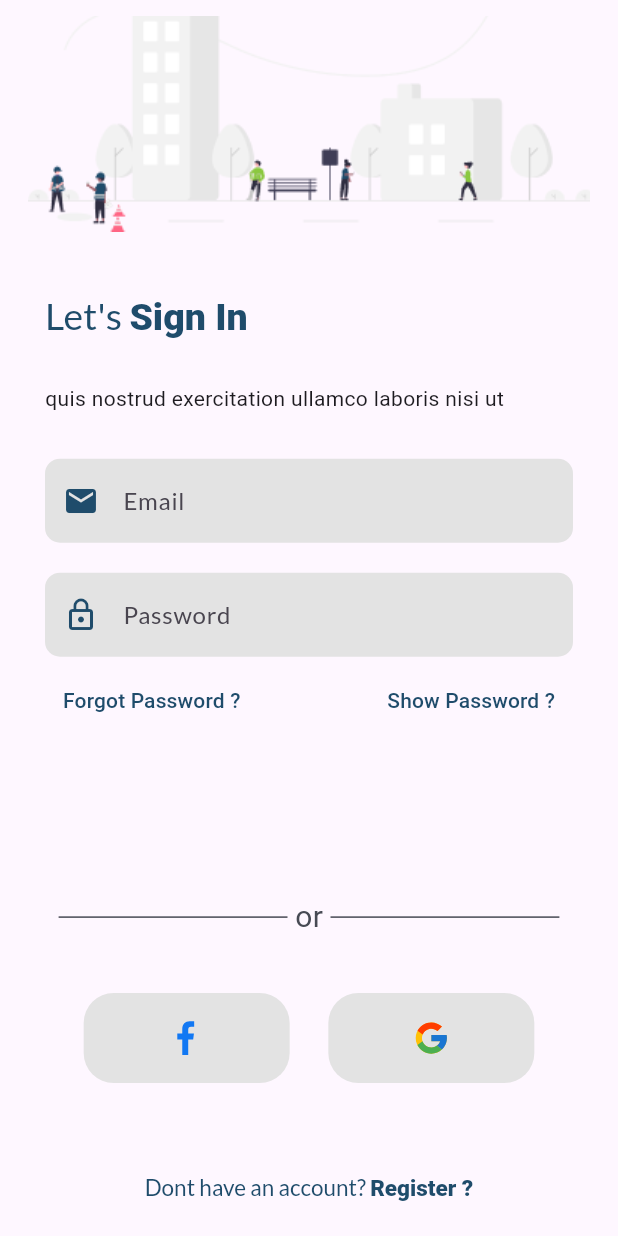
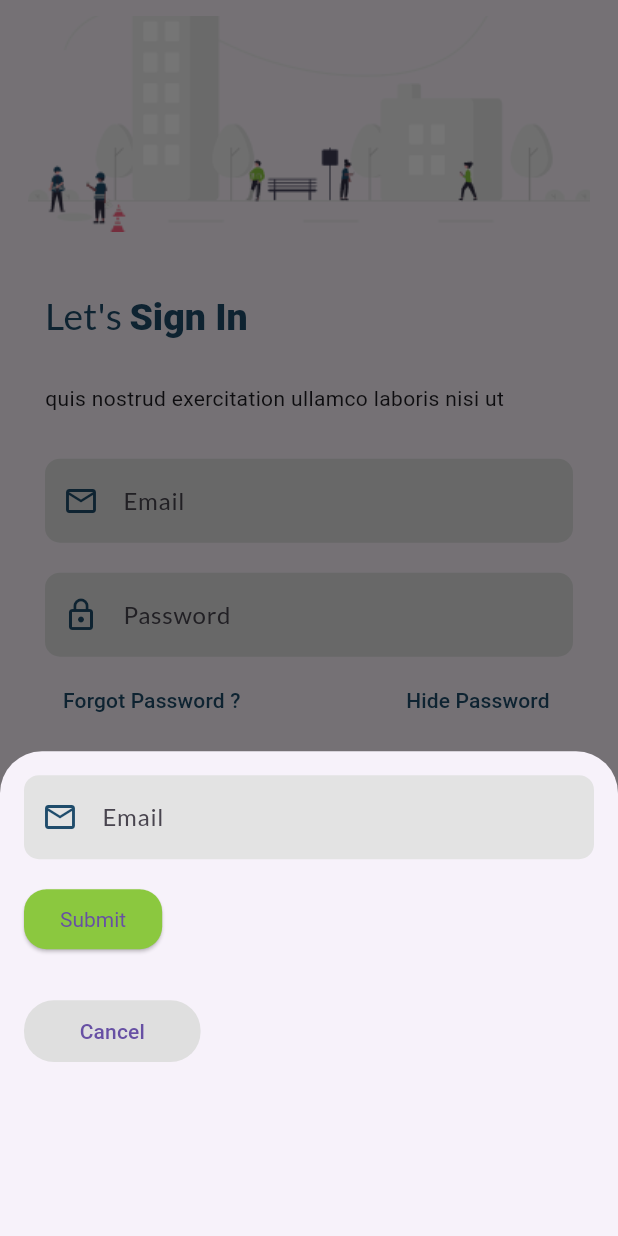
Before and after one commit to takundaKatombo/real_estate, a Flutter app: the LoginEmail screen opened directly, after a tap on "Forgot Password ?", on a phone screen of 412 x 824 dp. Run offline on Flutter 3.47's test engine with Material 3 defaults, Android fonts, the phone set to English and light mode, and no system bars; our stand-ins replace bloc, flutter_svg.

Commit message:
signup screen, forgot password and other screens adjustments

```diff
--- /dev/null
+++ b/lib/bloc/auth/auth_event.dart
@@ -0,0 +1,4 @@
+part of 'auth_bloc.dart';
+
+@immutable
+sealed class AuthEvent {}
--- /dev/null
+++ b/lib/bloc/auth/auth_state.dart
@@ -0,0 +1,6 @@
+part of 'auth_bloc.dart';
+
+@immutable
+sealed class AuthState {}
+
+final class AuthInitial extends AuthState {}
--- a/lib/ui/screens/auth/login_email.dart
+++ b/lib/ui/screens/auth/login_email.dart
@@ -1,6 +1,8 @@
+import 'package:flutter/gestures.dart';
 import 'package:flutter/material.dart';
 import 'package:flutter_svg/svg.dart';
 import 'package:real_estate/ui/common/ui_helpers.dart';
+import 'package:real_estate/ui/screens/auth/register_screen.dart';
 
 import '../../common/app_colors.dart';
 
@@ -12,6 +14,8 @@ class LoginEmail extends StatefulWidget {
 }
 
 class _LoginEmailState extends State<LoginEmail> {
+  bool _showPassword = false;
+
   @override
   Widget build(BuildContext context) {
     return Scaffold(
@@ -57,7 +61,7 @@ class _LoginEmailState extends State<LoginEmail> {
                   decoration: InputDecoration(
                       hintText: "Email",
                       hintStyle: TextStyle(fontFamily: "Lato"),
-                      prefixIcon: Icon(Icons.email),
+                      prefixIcon: Icon(Icons.email_outlined),
                       prefixIconColor: kcPrimaryBlueColor,
                       filled: true,
                       border: OutlineInputBorder(
@@ -70,7 +74,7 @@ class _LoginEmailState extends State<LoginEmail> {
                   height: 20,
                 ),
                 TextFormField(
-                  obscureText: true,
+                  obscureText: _showPassword,
                   decoration: InputDecoration(
                       hintText: "Password",
                       hintStyle: TextStyle(fontFamily: "Lato"),
@@ -91,16 +95,26 @@ class _LoginEmailState extends State<LoginEmail> {
                   mainAxisAlignment: MainAxisAlignment.spaceBetween,
                   children: [
                     TextButton(
-                      onPressed: () {},
+                      onPressed: () {
+                        showModalBottomSheet(
+                          context: context,
+                          builder: (context) {
+                            return ForgotPasswordBottomSheet();
+                          },
+                        );
+                      },
                       child: Text(
                         "Forgot Password ?",
                         style: TextStyle(color: kcPrimaryBlueColor),
                       ),
                     ),
                     TextButton(
-                      onPressed: () {},
+                      onPressed: () {
+                        _showPassword = !_showPassword;
+                        setState(() {});
+                      },
                       child: Text(
-                        "Show Password ?",
+                        _showPassword ? "Show Password " : "Hide Password ",
                         style: TextStyle(color: kcPrimaryBlueColor),
                       ),
                     ),
@@ -167,9 +181,9 @@ class _LoginEmailState extends State<LoginEmail> {
                           borderRadius: BorderRadius.circular(20),
                           color: kcVeryLightGrey),
                       child: Center(
-                          child:
-                              SvgPicture.asset("assets/images/googleicon.svg"),
-                        ))
+                        child: SvgPicture.asset("assets/images/googleicon.svg"),
+                      ),
+                    ),
                   ],
                 ),
                 // Spacer(),
@@ -185,10 +199,18 @@ class _LoginEmailState extends State<LoginEmail> {
                           fontSize: 15,
                           // fontWeight: FontWeight.bold,
                           color: kcPrimaryBlueColor),
-                      children: const <TextSpan>[
+                      children: <TextSpan>[
                         TextSpan(
-                            text: 'Register ?',
-                            style: TextStyle(fontWeight: FontWeight.w800)),
+                            text: 'Register',
+                            style: TextStyle(fontWeight: FontWeight.w800),
+                            recognizer: TapGestureRecognizer()
+                              ..onTap = () {
+                                Navigator.of(context).push(
+                                  MaterialPageRoute(
+                                    builder: (context) => Register(),
+                                  ),
+                                );
+                              }),
                       ],
                     ),
                   ),
@@ -201,3 +223,74 @@ class _LoginEmailState extends State<LoginEmail> {
     );
   }
 }
+
+class ForgotPasswordBottomSheet extends StatefulWidget {
+  @override
+  _ForgotPasswordBottomSheetState createState() =>
+      _ForgotPasswordBottomSheetState();
+}
+
+class _ForgotPasswordBottomSheetState extends State<ForgotPasswordBottomSheet> {
+  final _formKey = GlobalKey<FormState>();
+  final TextEditingController _emailController = TextEditingController();
+
+  @override
+  Widget build(BuildContext context) {
+    return Form(
+      key: _formKey,
+      child: Padding(
+        padding: const EdgeInsets.all(16.0),
+        child: Column(
+          mainAxisSize: MainAxisSize.min,
+          crossAxisAlignment: CrossAxisAlignment.start,
+          children: [
+            TextFormField(
+              controller: _emailController,
+              decoration: InputDecoration(
+                  hintText: "Email",
+                  hintStyle: TextStyle(fontFamily: "Lato"),
+                  prefixIcon: Icon(Icons.email_outlined),
+                  prefixIconColor: kcPrimaryBlueColor,
+                  filled: true,
+                  border: OutlineInputBorder(
+                    borderSide: BorderSide.none,
+                    borderRadius: BorderRadius.circular(10),
+                  ),
+                  fillColor: kcVeryLightGrey),
+            ),
+            SizedBox(height: 16.0),
+            ElevatedButton(
+              onPressed: () {
+                if (_formKey.currentState!.validate()) {
+                  // Perform your logic to send the email
+                  // ...
+                  Navigator.pop(context); // Close the bottom sheet
+                }
+              },
+              child: Text('Submit'),
+            ),
+            verticalSpaceSmall,
+            Container(
+              margin: EdgeInsets.fromLTRB(0, 20, 20, 0),
+              height: screenHeightFraction(context, dividedBy: 20),
+              width: screenWidthFraction(context, dividedBy: 3.5),
+              decoration: BoxDecoration(
+                color: skipLightGrey,
+                borderRadius: BorderRadius.circular(20),
+              ),
+              child: TextButton(
+                  onPressed: () {
+                    Navigator.pop(context);
+                  },
+                  child: Text(
+                    "Cancel",
+                  )),
+            ),
+            verticalSpaceLarge,
+            verticalSpaceLarge,
+          ],
+        ),
+      ),
+    );
+  }
+}
```
Also changed, not shown: lib/bloc/auth/auth_bloc.dart (added, +13 -0 lines), lib/main.dart (+12 -6 lines), lib/ui/screens/auth/login_option.dart (+5 -3 lines), lib/ui/screens/auth/register_screen.dart (added, +133 -0 lines), lib/ui/screens/onboarding/onboarding.dart (+24 -17 lines), lib/ui/screens/onboarding/splash_screen.dart (+8 -4 lines), pubspec.yaml (+13 -4 lines), pubspec.lock, 3 other files. Lines whose indentation alone changed are shown as unchanged.
